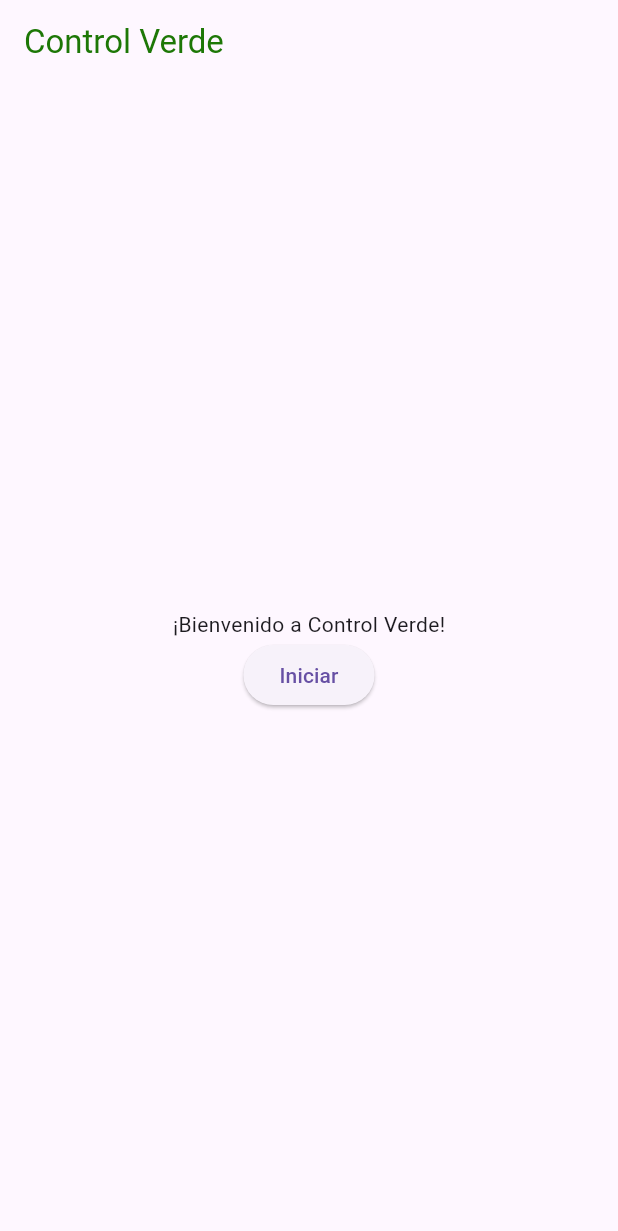
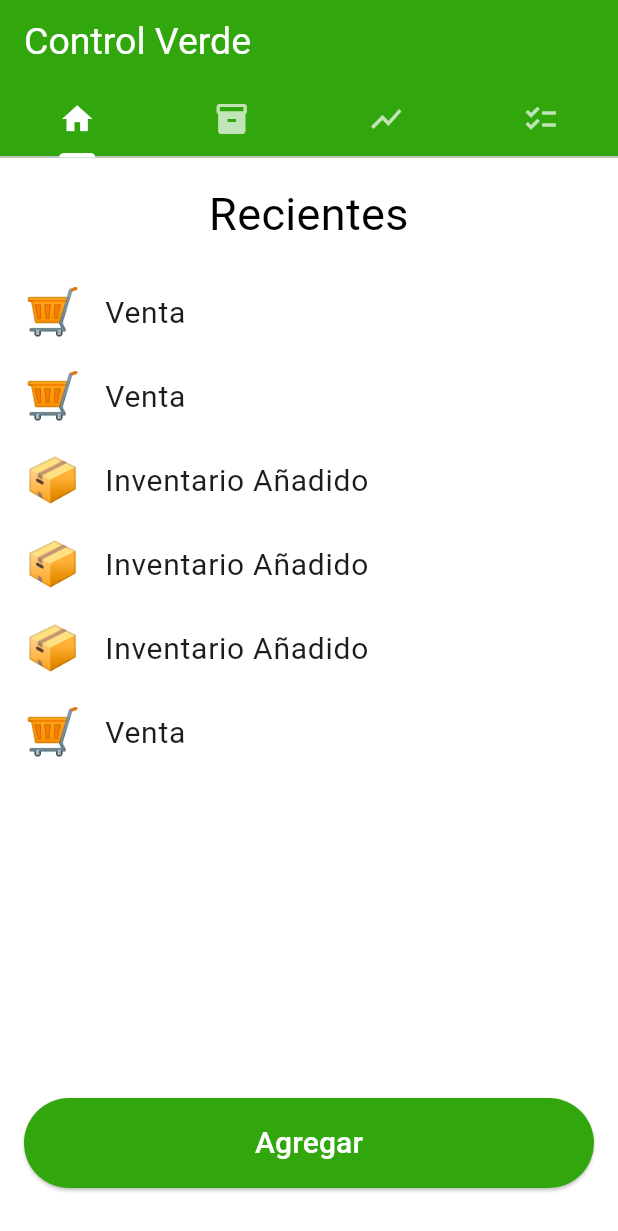
Before and after one commit to MCarra64/control_verde, a Flutter app: the screen it shows after launch, on a phone screen of 412 x 824 dp. Shown: the top 1231 px of the screen. Run offline on Flutter 3.47's test engine with Material 3 defaults, Android fonts, the phone set to English and light mode, and no system bars.

Commit message:
Editado la pestaña de inicio
Añadido 4 pestañas principales de la app (inicio, inventario, resumen, gestion de personal). Añadido un prototipo no funcional de los movimientos recientes.

```diff
--- a/lib/widgets/home.dart
+++ b/lib/widgets/home.dart
@@ -10,28 +10,125 @@ class MyHomePage extends StatefulWidget {
 class _MyHomePageState extends State<MyHomePage> {
   @override
   Widget build(BuildContext context) {
-    return Scaffold(
+    return DefaultTabController(
+      length: 4,
+      child: Scaffold(
         appBar: AppBar(
-        title: const Text('Control Verde', style: TextStyle(color: Color.fromARGB(255, 29, 119, 6))),
+          title: const Text(
+            'Control Verde',
+            style: TextStyle(fontSize: 25, color: Colors.white)
+          ),
+          backgroundColor: const Color.fromARGB(255, 49, 167, 13),
+          bottom: const TabBar(
+            // Propiedades de la barra de pestañas
+            indicatorColor: Colors.white,
+            indicatorWeight: 3,
+            labelColor: Colors.white,
+            unselectedLabelColor: Colors.white70,
+            labelStyle: TextStyle(fontSize: 18),
+            unselectedLabelStyle: TextStyle(fontSize: 16),
+            // Cambia el color de la barra de selección
+            tabs: [
+              Tab(icon: Icon(Icons.home)),
+              Tab(icon: Icon(Icons.inventory)),
+              Tab(icon: Icon(Icons.show_chart_outlined)),
+              Tab(icon: Icon(Icons.checklist)),
+            ],
+          ),
+        ),
+        body: TabBarView(
+          // Propiedades de la vista de pestañas
+          children: [
 
+            // Contenido de la pestaña 1
+            Stack(
+              children: [
+                Container(
+                  color: Colors.white,
+                  child: ListView(
+                    children: [
+                      Padding(
+                        padding: const EdgeInsets.all(16.0),
+                        child: Text(
+                          'Recientes',
+                          style: TextStyle(fontSize: 30, color: Colors.black),
+                          textAlign: TextAlign.center,
+                        ),
+                      ),
+                      ListTile(
+                        leading: Text('🛒', style: TextStyle(fontSize: 30)),
+                        title: const Text('Venta', style: TextStyle(fontSize: 20)),
+                      ),
+                      ListTile(
+                        leading: Text('🛒', style: TextStyle(fontSize: 30)),
+                        title: const Text('Venta', style: TextStyle(fontSize: 20)),
+                      ),
+                      ListTile(
+                        leading: Text('📦', style: TextStyle(fontSize: 30)),
+                        title: const Text('Inventario Añadido', style: TextStyle(fontSize: 20)),
+                      ),
+                      ListTile(
+                        leading: Text('📦', style: TextStyle(fontSize: 30)),
+                        title: const Text('Inventario Añadido', style: TextStyle(fontSize: 20)),
+                      ),
+                      ListTile(
+                        leading: Text('📦', style: TextStyle(fontSize: 30)),
+                        title: const Text('Inventario Añadido', style: TextStyle(fontSize: 20)),
+                      ),
+                      ListTile(
+                        leading: Text('🛒', style: TextStyle(fontSize: 30)),
+                        title: const Text('Venta', style: TextStyle(fontSize: 20)),
+                      ),
 
+                    ],
                   ),
-      body: Center(
-        child: Column(
-          mainAxisAlignment: MainAxisAlignment.center,
-          children: <Widget>[
-            const Text(
-              '¡Bienvenido a Control Verde!',
                 ),
-            ElevatedButton(
+                Positioned(
+                  bottom: 16,
+                  right: 0,
+                  left: 0,
+                  child: Container(
+                    width: double.infinity,
+                    height: 60,
+                    margin: const EdgeInsets.all(16.0),
+                    child: ElevatedButton(
                       onPressed: () {
-                // Acción al presionar el botón
+                        // Acción del botón flotante
                       },
-              child: const Text('Iniciar'),
+                      style: ElevatedButton.styleFrom(
+                        backgroundColor: const Color.fromARGB(255, 49, 167, 13),
+                        shape: RoundedRectangleBorder(
+                          borderRadius: BorderRadius.all(Radius.circular(30)),
+                        ),
+                      ),
+                      child: const Text('Agregar', style: TextStyle(fontSize: 20, color: Colors.white)),
+                    ),
+                  )
                 ),
               ],
             ),
+
+
+            // Contenido de la pestaña 2
+            Container(
+              color: Colors.white,
+              child: const Center(child: Text('Contenido de Tab 2')),
             ),
-    );
+
+            // Contenido de la pestaña 3
+            Container(
+              color: Colors.white,
+              child: const Center(child: Text('Contenido de Tab 3')),
+            ),
+
+            // Contenido de la pestaña 4
+            Container(
+              color: Colors.white,
+              child: const Center(child: Text('Contenido de Tab 4')),
+            ),
+
+          ],
+        )
+    ));
   }
 }
```
Lines whose indentation alone changed are shown as unchanged.
